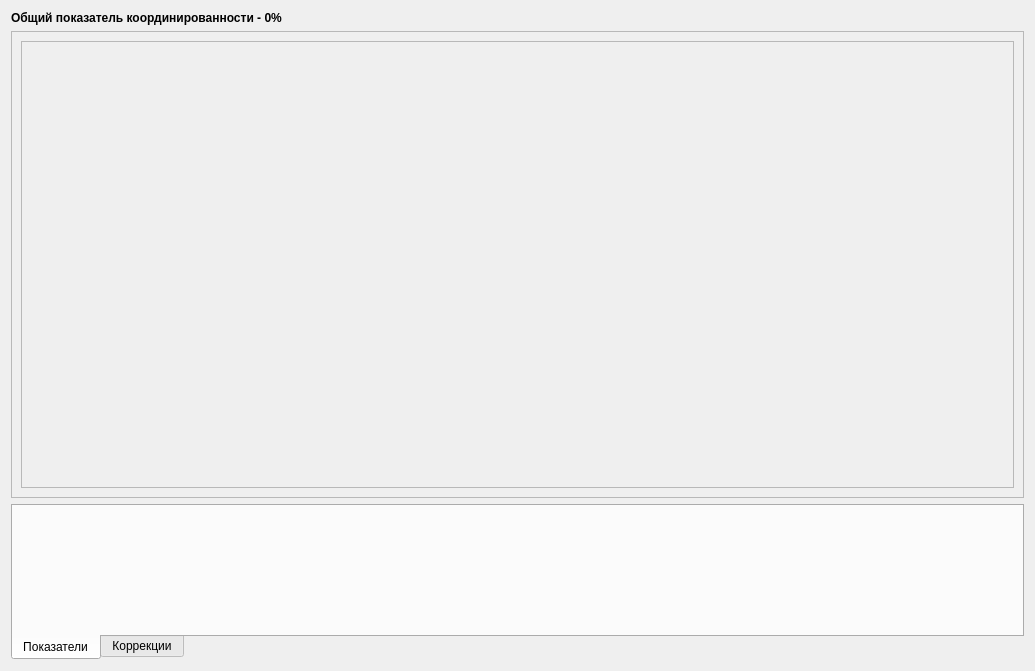
The window that personal_programs/visuals/visuals/man_coord/mancoordppvisualwidget.ui (grigp/a-analyser) describes before a commit, drawn with Qt 5.
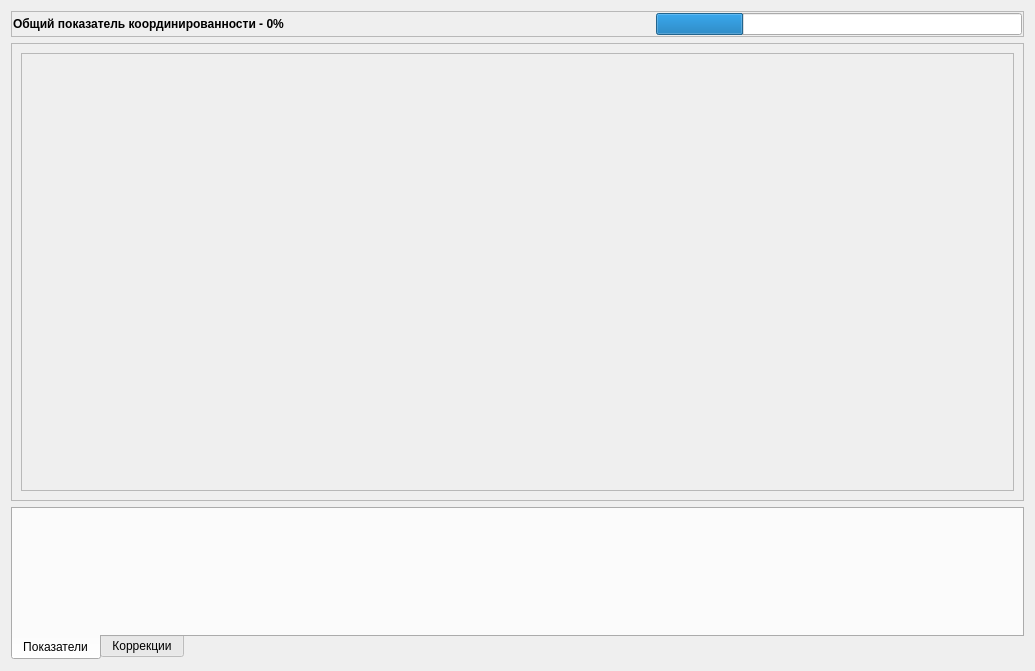
The same window after the commit. Custom widgets are drawn as their Qt base class.

```diff
--- a/personal_programs/visuals/visuals/man_coord/mancoordppvisualwidget.ui
+++ b/personal_programs/visuals/visuals/man_coord/mancoordppvisualwidget.ui
@@ -15,6 +15,27 @@
   </property>
   <layout class="QVBoxLayout" name="verticalLayout">
    <item>
+    <widget class="QFrame" name="frGeneralCoordFactor">
+     <property name="frameShape">
+      <enum>QFrame::StyledPanel</enum>
+     </property>
+     <property name="frameShadow">
+      <enum>QFrame::Raised</enum>
+     </property>
+     <layout class="QHBoxLayout" name="horizontalLayout">
+      <property name="leftMargin">
+       <number>1</number>
+      </property>
+      <property name="topMargin">
+       <number>1</number>
+      </property>
+      <property name="rightMargin">
+       <number>1</number>
+      </property>
+      <property name="bottomMargin">
+       <number>1</number>
+      </property>
+      <item>
     <widget class="QLabel" name="lblGeneralCoordFactor">
      <property name="sizePolicy">
       <sizepolicy hsizetype="Preferred" vsizetype="Fixed">
@@ -34,6 +55,32 @@
     </widget>
    </item>
    <item>
+       <spacer name="horizontalSpacer">
+        <property name="orientation">
+         <enum>Qt::Horizontal</enum>
+        </property>
+        <property name="sizeHint" stdset="0">
+         <size>
+          <width>40</width>
+          <height>20</height>
+         </size>
+        </property>
+       </spacer>
+      </item>
+      <item>
+       <widget class="QProgressBar" name="pbGeneralCoordFactor">
+        <property name="value">
+         <number>24</number>
+        </property>
+        <property name="textVisible">
+         <bool>false</bool>
+        </property>
+       </widget>
+      </item>
+     </layout>
+    </widget>
+   </item>
+   <item>
     <widget class="QScrollArea" name="saFactors">
      <property name="sizePolicy">
       <sizepolicy hsizetype="Expanding" vsizetype="Expanding">
@@ -56,7 +103,7 @@
         <x>0</x>
         <y>0</y>
         <width>1015</width>
-        <height>469</height>
+        <height>460</height>
        </rect>
       </property>
       <layout class="QVBoxLayout" name="verticalLayout_3">
@@ -125,6 +172,14 @@
    </item>
   </layout>
  </widget>
+ <customwidgets>
+  <customwidget>
+   <class>WindRoseFactorsDiag</class>
+   <extends>QWidget</extends>
+   <header location="global">windrosefactorsdiag.h</header>
+   <container>1</container>
+  </customwidget>
+ </customwidgets>
  <resources/>
  <connections/>
 </ui>
```
Left out of the diff: 25 changed lines with no effect on the pictures. Lines whose indentation alone changed are shown as unchanged.
